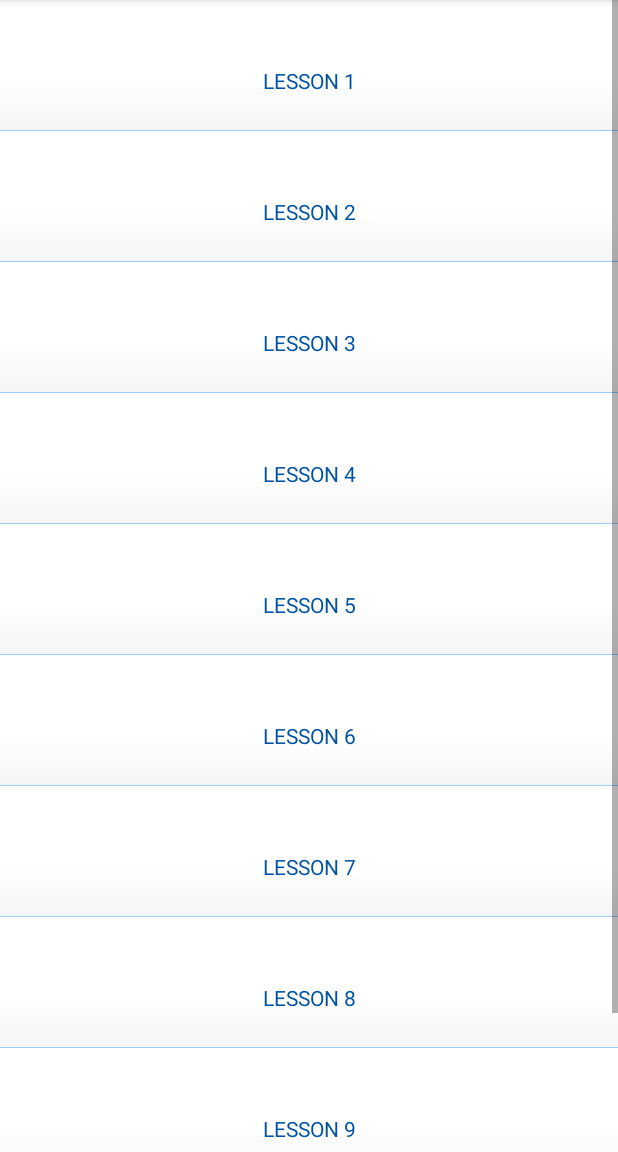
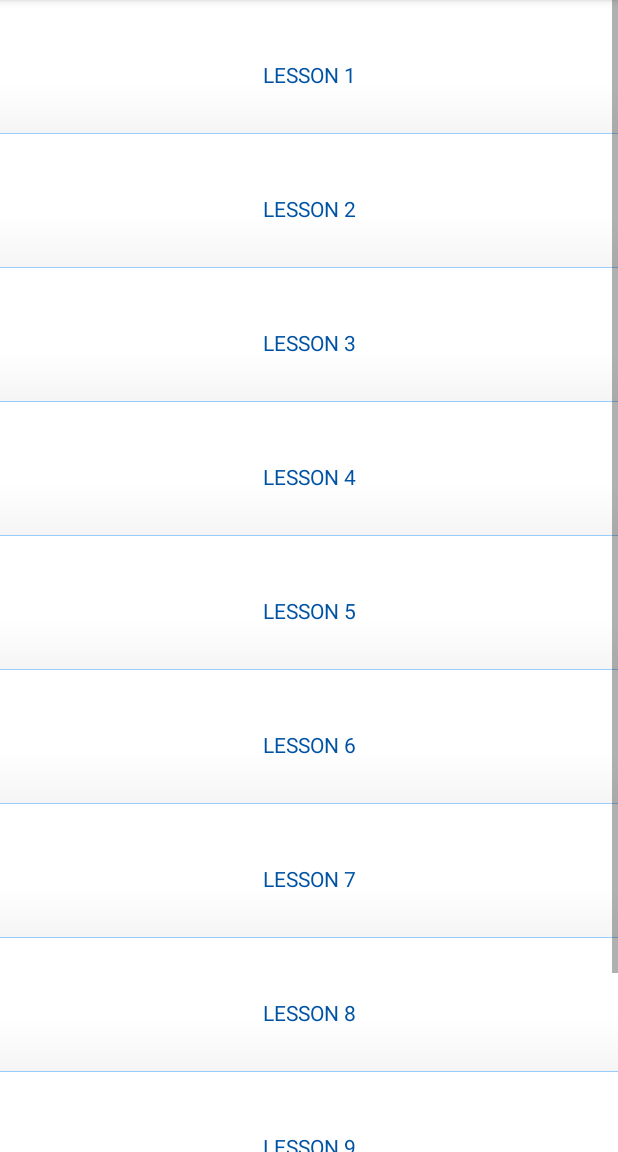
Before and after one commit to marwit23/Chinese-Vocabulary, an Android app: the LevelActivity screen opened directly, with no data from a screen before it, on a phone screen of 412 x 824 dp, the part 84-1236 px from its top. Run offline under Robolectric (Android 15) with nearby library versions, the phone set to English and light mode, and no system bars.

```diff
--- a/app/src/main/res/layout/activity_level.xml
+++ b/app/src/main/res/layout/activity_level.xml
@@ -41,8 +41,8 @@
                 android:layout_height="wrap_content"
                 android:layout_centerVertical="true"
                 android:layout_toStartOf="@id/tick1"
-                android:paddingTop="24dp"
-                android:paddingBottom="24dp"
+                android:paddingTop="20dp"
+                android:paddingBottom="30dp"
                 android:paddingStart="32dp"
                 android:text="Lesson 1"
                 android:textAlignment="center"
@@ -71,8 +71,8 @@
                 android:layout_height="wrap_content"
                 android:layout_centerVertical="true"
                 android:layout_toStartOf="@id/tick2"
-                android:paddingTop="24dp"
-                android:paddingBottom="24dp"
+                android:paddingTop="20dp"
+                android:paddingBottom="30dp"
                 android:paddingStart="32dp"
                 android:text="Lesson 2"
                 android:textAlignment="center"
@@ -101,8 +101,8 @@
                 android:layout_height="wrap_content"
                 android:layout_centerVertical="true"
                 android:layout_toStartOf="@id/tick3"
-                android:paddingTop="24dp"
-                android:paddingBottom="24dp"
+                android:paddingTop="20dp"
+                android:paddingBottom="30dp"
                 android:paddingStart="32dp"
                 android:text="Lesson 3"
                 android:textAlignment="center"
@@ -131,8 +131,8 @@
                 android:layout_height="wrap_content"
                 android:layout_centerVertical="true"
                 android:layout_toStartOf="@id/tick4"
-                android:paddingTop="24dp"
-                android:paddingBottom="24dp"
+                android:paddingTop="20dp"
+                android:paddingBottom="30dp"
                 android:paddingStart="32dp"
                 android:text="Lesson 4"
                 android:textAlignment="center"
@@ -161,8 +161,8 @@
                 android:layout_height="wrap_content"
                 android:layout_centerVertical="true"
                 android:layout_toStartOf="@id/tick5"
-                android:paddingTop="24dp"
-                android:paddingBottom="24dp"
+                android:paddingTop="20dp"
+                android:paddingBottom="30dp"
                 android:paddingStart="32dp"
                 android:text="Lesson 5"
                 android:textAlignment="center"
@@ -191,8 +191,8 @@
                 android:layout_height="wrap_content"
                 android:layout_centerVertical="true"
                 android:layout_toStartOf="@id/tick6"
-                android:paddingTop="24dp"
-                android:paddingBottom="24dp"
+                android:paddingTop="20dp"
+                android:paddingBottom="30dp"
                 android:paddingStart="32dp"
                 android:text="Lesson 6"
                 android:textAlignment="center"
@@ -221,8 +221,8 @@
                 android:layout_height="wrap_content"
                 android:layout_centerVertical="true"
                 android:layout_toStartOf="@id/tick7"
-                android:paddingTop="24dp"
-                android:paddingBottom="24dp"
+                android:paddingTop="20dp"
+                android:paddingBottom="30dp"
                 android:paddingStart="32dp"
                 android:text="Lesson 7"
                 android:textAlignment="center"
@@ -251,8 +251,8 @@
                 android:layout_height="wrap_content"
                 android:layout_centerVertical="true"
                 android:layout_toStartOf="@id/tick8"
-                android:paddingTop="24dp"
-                android:paddingBottom="24dp"
+                android:paddingTop="20dp"
+                android:paddingBottom="30dp"
                 android:paddingStart="32dp"
                 android:text="Lesson 8"
                 android:textAlignment="center"
@@ -281,8 +281,8 @@
                 android:layout_height="wrap_content"
                 android:layout_centerVertical="true"
                 android:layout_toStartOf="@id/tick9"
-                android:paddingTop="24dp"
-                android:paddingBottom="24dp"
+                android:paddingTop="20dp"
+                android:paddingBottom="30dp"
                 android:paddingStart="32dp"
                 android:text="Lesson 9"
                 android:textAlignment="center"
@@ -293,7 +293,7 @@
         <RelativeLayout
             android:clickable="true"
             android:background="@drawable/level2"
-            android:layout_marginBottom="0dp"
+            android:layout_marginBottom="16dp"
             android:layout_width="wrap_content"
             android:layout_height="wrap_content">
 
@@ -311,8 +311,8 @@
                 android:layout_height="wrap_content"
                 android:layout_centerVertical="true"
                 android:layout_toStartOf="@id/tick10"
-                android:paddingTop="24dp"
-                android:paddingBottom="24dp"
+                android:paddingTop="20dp"
+                android:paddingBottom="30dp"
                 android:paddingStart="32dp"
                 android:text="Lesson 10"
                 android:textAlignment="center"
```
